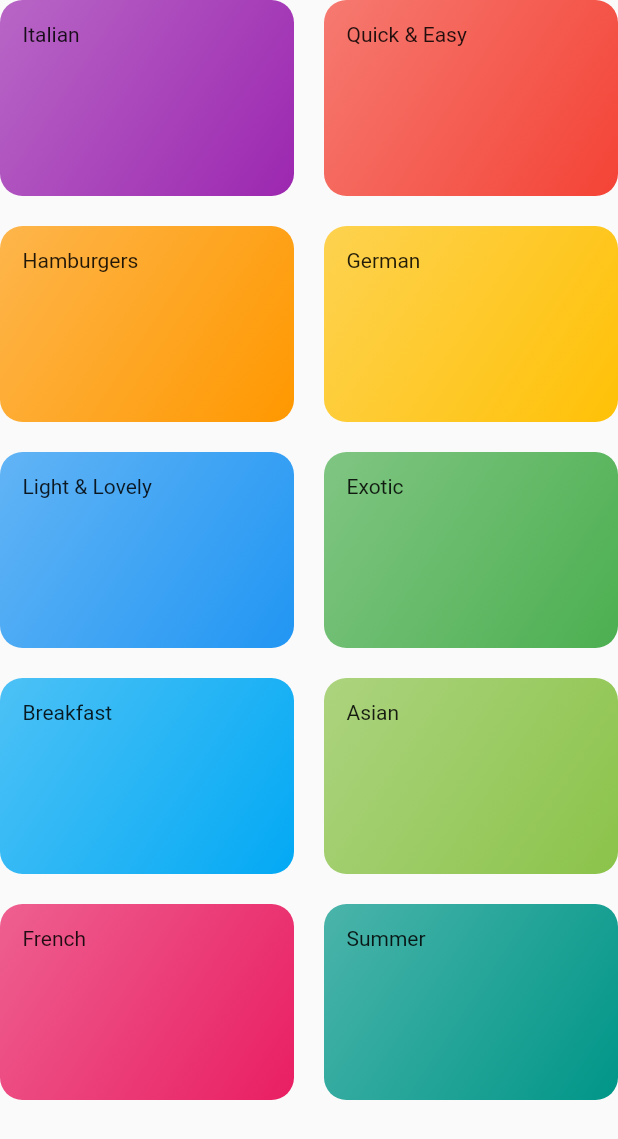
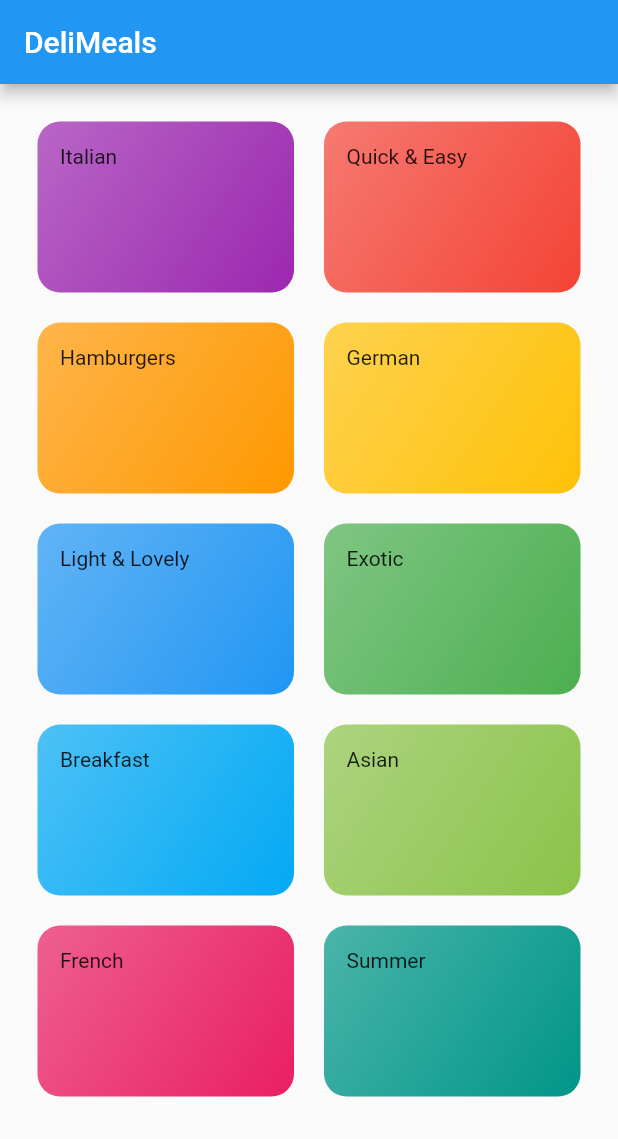
Before and after one commit to neo-deus/Meals-App, a Flutter app: the CategoriesScreen screen opened directly, on a phone screen of 412 x 824 dp. Shown: the top 1139 px of the screen. Run offline on Flutter 3.47's test engine with Material 2 defaults, Android fonts, the phone set to English and light mode, and no system bars.

Commit message:
added all fonts

```diff
--- a/lib/categories_screen.dart
+++ b/lib/categories_screen.dart
@@ -6,7 +6,18 @@ import './category_item.dart';
 class CategoriesScreen extends StatelessWidget {
   @override
   Widget build(BuildContext context) {
-    return GridView(
+    return Scaffold(
+      appBar: AppBar(
+        title: const Text('DeliMeals'),
+      ),
+      body: GridView(
+        padding: const EdgeInsets.all(25),
+        gridDelegate: const SliverGridDelegateWithMaxCrossAxisExtent(
+          maxCrossAxisExtent: 200,
+          childAspectRatio: 3 / 2,
+          crossAxisSpacing: 20,
+          mainAxisSpacing: 20,
+        ),
         children: DUMMY_CATEGORIES
             .map(
               (catData) => CategoryItem(
@@ -15,11 +26,6 @@ class CategoriesScreen extends StatelessWidget {
               ),
             )
             .toList(),
-      gridDelegate: const SliverGridDelegateWithMaxCrossAxisExtent(
-        maxCrossAxisExtent: 200,
-        childAspectRatio: 3 / 2,
-        crossAxisSpacing: 20,
-        mainAxisSpacing: 20,
       ),
     );
   }
```
Also changed, not shown: lib/main.dart (+3 -22 lines), pubspec.yaml (+19 -15 lines), assets/fonts/Raleway-Black.ttf (added), assets/fonts/Raleway-Bold.ttf (added), assets/fonts/Raleway-Regular.ttf (added), assets/fonts/RobotoCondensed-Bold.ttf (added), assets/fonts/RobotoCondensed-Italic.ttf (added), assets/fonts/RobotoCondensed-Light.ttf (added), assets/fonts/RobotoCondensed-Regular.ttf (added). Lines whose indentation alone changed are shown as unchanged.
